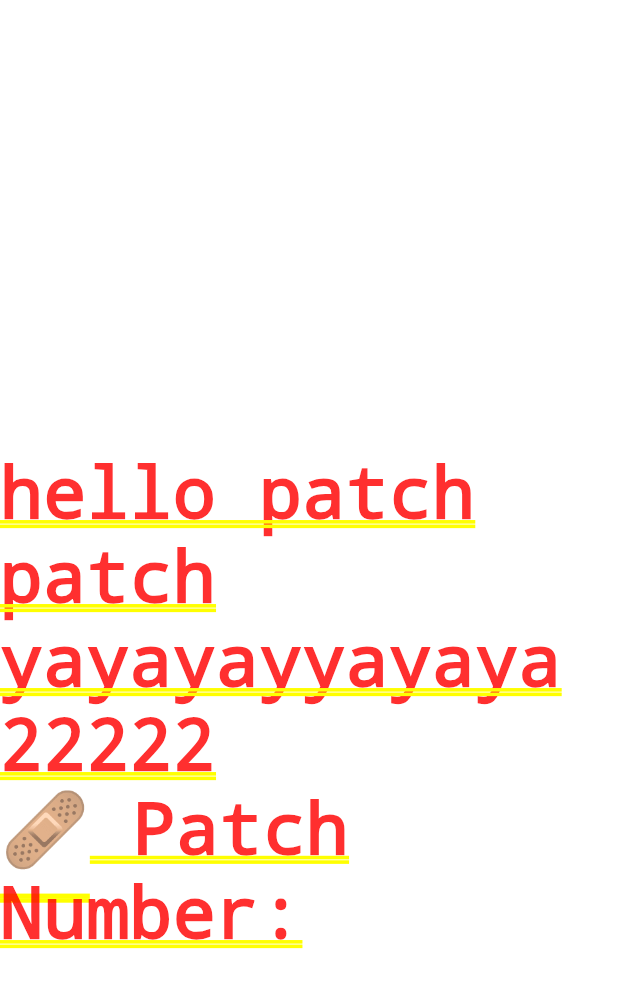
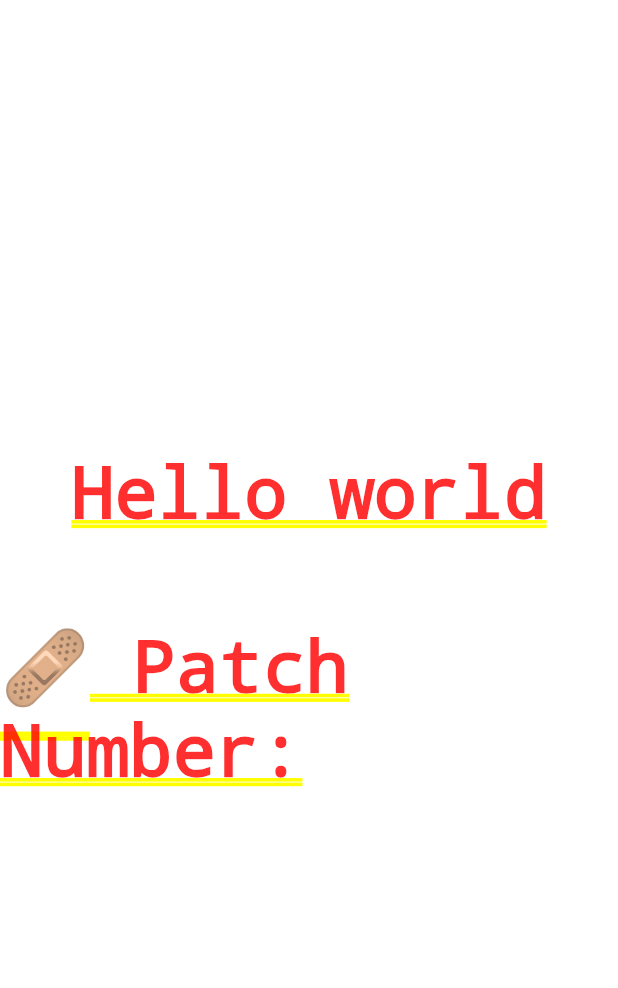
Before and after one commit to bingningO/flutter-shorebird-test, a Flutter app: the screen it shows after launch, on a phone screen of 412 x 824 dp. Shown: the top 988 px of the screen. Run offline on Flutter 3.47's test engine with Material 3 defaults, Android fonts, the phone set to English and light mode, and no system bars; missing offline and left inert: shorebird_code_push; statements that could not run were skipped.

Commit message:
test again

```diff
--- a/lib/version_info.dart
+++ b/lib/version_info.dart
@@ -31,13 +31,18 @@ class _VersionInfoWidgetState extends State<VersionInfoWidget> {
     });
   }
 
+  String getDynamicText() {
+    return "Hello world";
+  }
+
   @override
   Widget build(BuildContext context) {
     return Column(
       children: [
         SizedBox(height: 300),
-        Text("hello patch patch yayayayyayaya 22222"),
+        Text(getDynamicText()),
         // Text('📦 Release Version: $_releaseVersion'),
+        SizedBox(height: 60),
         Text('🩹 Patch Number: $_patchNumber'),
       ],
     );
--- a/pubspec.yaml
+++ b/pubspec.yaml
@@ -1,7 +1,7 @@
 name: flutter_application_1
 description: "A new Flutter project."
 publish_to: 'none'
-version: 0.1.10
+version: 0.1.11
 
 environment:
   sdk: ^3.8.1
```
